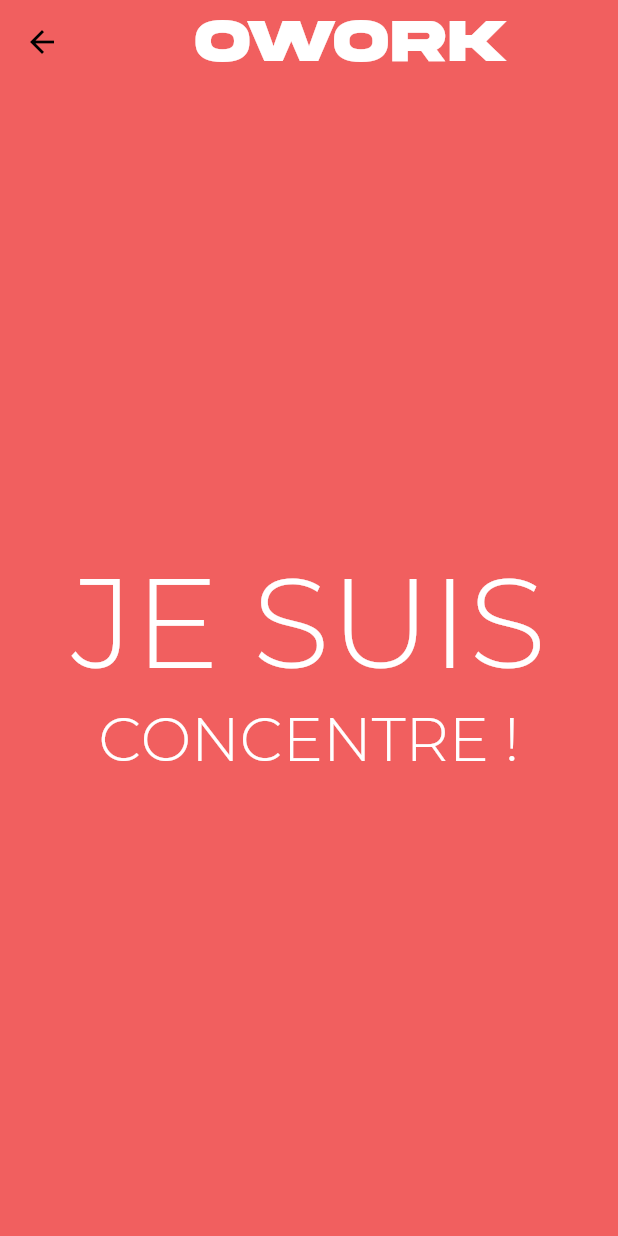
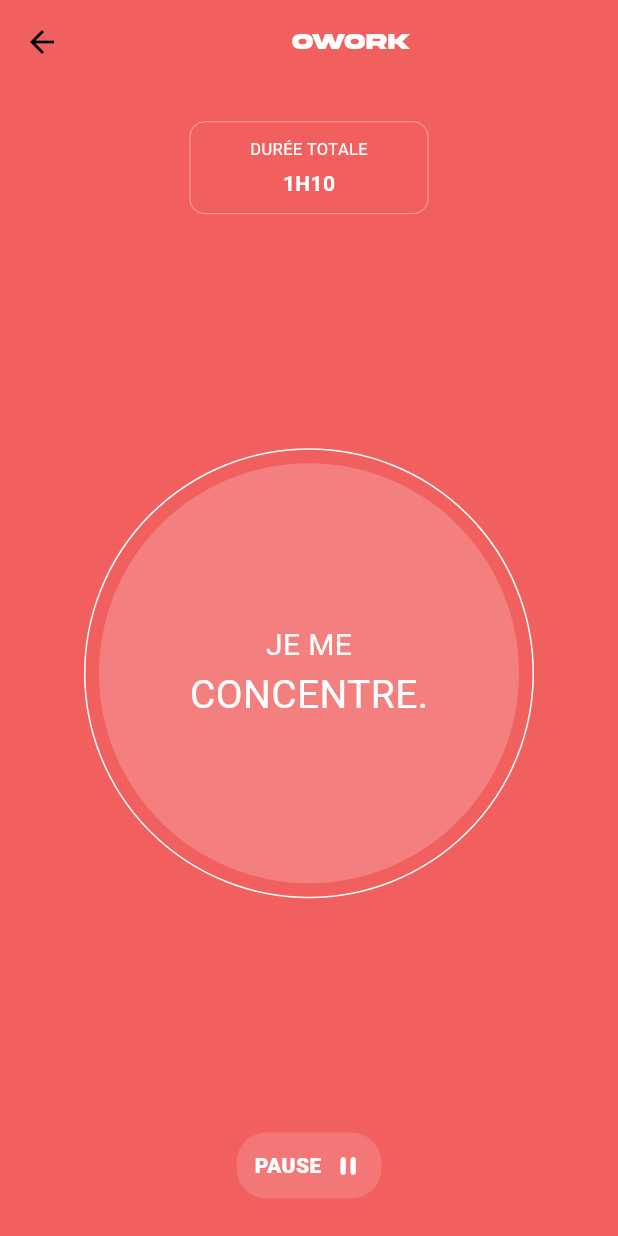
Before and after one commit to odilonv/Owork, a Flutter app: the screen it shows after launch, after a tap on an icon or button, on a phone screen of 412 x 824 dp. Run offline on Flutter 3.47's test engine with Material 3 defaults, Android fonts, the phone set to English and light mode, and no system bars; our stand-ins replace auto_route, bloc, equatable, floor, flutter_hooks; accounts and stored records are empty.

Commit message:
Work view and widgets updated

```diff
--- a/lib/src/presentation/views/home_view.dart
+++ b/lib/src/presentation/views/home_view.dart
@@ -4,13 +4,13 @@ import 'package:auto_route/auto_route.dart';
 import 'package:flutter/material.dart';
 import 'package:flutter_hooks/flutter_hooks.dart';
 import 'package:project/src/presentation/widgets/pomodoro_rectangle_widget.dart';
-import 'package:project/src/presentation/widgets/swipe_up_widget.dart';
 import 'package:project/src/presentation/widgets/switch_mode_widget.dart';
 import 'package:project/src/presentation/widgets/timer_not_started_widget.dart';
 import 'package:project/src/utils/constants/nums.dart';
 
 import '../../config/router/app_router.dart';
 import '../../utils/constants/strings.dart';
+import '../widgets/swipe_up_widget .dart';
 
 @RoutePage()
 class HomeView extends HookWidget {
@@ -29,7 +29,10 @@ class HomeView extends HookWidget {
         child: Column(
           children: <Widget>[
             SizedBox(height: topAndBottomMargin),
-            PomodoroRectangleWidget(),
+            PomodoroRectangleWidget(
+              title: pomodoro,
+              firstLine: defaultTotalDuration,
+            ),
             SizedBox(height: mediumSpace),
             SwitchModeWidget(
               topText: personalized,
--- a/lib/src/presentation/views/work_view.dart
+++ b/lib/src/presentation/views/work_view.dart
@@ -1,38 +1,49 @@
+// ignore_for_file: prefer_const_constructors
+
 import 'package:auto_route/auto_route.dart';
 import 'package:flutter/material.dart';
+import 'package:flutter_hooks/flutter_hooks.dart';
+import 'package:project/src/presentation/widgets/bottom_button_widget.dart';
+import 'package:project/src/presentation/widgets/pomodoro_rectangle_widget.dart';
+import 'package:project/src/presentation/widgets/timer_not_started_widget.dart';
+import 'package:project/src/utils/constants/nums.dart';
+
+import '../../config/router/app_router.dart';
+import '../../utils/constants/strings.dart';
 
 @RoutePage()
-class WorkView extends StatefulWidget {
+class WorkView extends HookWidget {
   const WorkView({super.key});
 
-  @override
-  State<WorkView> createState() => _WorkViewState();
-}
-
-class _WorkViewState extends State<WorkView> {
   @override
   Widget build(BuildContext context) {
     return Scaffold(
       appBar: AppBar(
         backgroundColor: Colors.transparent,
         title: Center(
-          child: Text('OWORK', style: Theme.of(context).textTheme.titleLarge),
+          child: Text(appTitle, style: Theme.of(context).textTheme.titleSmall),
         ),
       ),
       body: Center(
         child: Column(
-          mainAxisAlignment: MainAxisAlignment.center,
           children: <Widget>[
-            Text(
-              'JE SUIS',
-              style: Theme.of(context).textTheme.headlineLarge,
-              textAlign: TextAlign.center,
+            SizedBox(height: topAndBottomMargin),
+            PomodoroRectangleWidget(
+                title: totalDuration,
+                firstLine: "1H10",
+                workAndPauseDurationVisible: false),
+            Spacer(),
+            TimerNotStartedWidget(
+              firstLine: "${i.toUpperCase()} ME",
+              secondLine: "${focus.toUpperCase()}.",
+              onTap: () => appRouter.push(WorkRoute()),
             ),
-            Text(
-              'CONCENTRE !',
-              style: Theme.of(context).textTheme.headlineMedium,
-              textAlign: TextAlign.center,
+            Spacer(),
+            BottomButtonWidget(
+              bottomButtonText: pause.toUpperCase(),
+              iconButton: Icons.pause_rounded,
             ),
+            SizedBox(height: topAndBottomMargin),
           ],
         ),
       ),
--- /dev/null
+++ b/lib/src/presentation/widgets/bottom_button_widget.dart
@@ -0,0 +1,49 @@
+import 'package:flutter/material.dart';
+
+import '../../utils/constants/nums.dart';
+
+class BottomButtonWidget extends StatelessWidget {
+  final String? bottomButtonText;
+  final IconData? iconButton;
+
+  const BottomButtonWidget(
+      {Key? key, this.bottomButtonText, required this.iconButton})
+      : super(key: key);
+
+  @override
+  Widget build(BuildContext context) {
+    return Row(
+      mainAxisAlignment: MainAxisAlignment.center,
+      children: [
+        Container(
+          padding: const EdgeInsets.all(12.0),
+          decoration: BoxDecoration(
+            color: const Color.fromRGBO(255, 255, 255, 0.15),
+            borderRadius: BorderRadius.circular(20.0),
+          ),
+          child: Row(
+            mainAxisAlignment: MainAxisAlignment.center,
+            children: <Widget>[
+              if (bottomButtonText != null) ...[
+                Text(
+                  bottomButtonText!,
+                  style: const TextStyle(
+                    color: Colors.white,
+                    fontSize: 14,
+                    fontWeight: FontWeight.w900,
+                  ),
+                ),
+                const SizedBox(width: mediumSpace)
+              ],
+              Icon(
+                iconButton,
+                color: Colors.white,
+                size: 20.0,
+              ),
+            ],
+          ),
+        ),
+      ],
+    );
+  }
+}
--- a/lib/src/presentation/widgets/pomodoro_rectangle_widget.dart
+++ b/lib/src/presentation/widgets/pomodoro_rectangle_widget.dart
@@ -4,7 +4,15 @@ import 'package:project/src/utils/constants/strings.dart';
 import '../../utils/constants/nums.dart';
 
 class PomodoroRectangleWidget extends StatelessWidget {
-  const PomodoroRectangleWidget({super.key});
+  final String? title, firstLine;
+  final bool workAndPauseDurationVisible;
+
+  const PomodoroRectangleWidget(
+      {Key? key,
+      this.title,
+      this.firstLine,
+      this.workAndPauseDurationVisible = true})
+      : super(key: key);
 
   @override
   Widget build(BuildContext context) {
@@ -17,24 +25,33 @@ class PomodoroRectangleWidget extends StatelessWidget {
         ),
         borderRadius: BorderRadius.circular(10.0),
       ),
-      child: Column(
-        children: <Widget>[
+      child: Column(children: <Widget>[
+        if (title != null) ...[
           Text(
-            pomodoro.toUpperCase(),
+            title!.toUpperCase(),
             style: const TextStyle(
               color: Colors.white,
               fontSize: 11.0,
             ),
           ),
-          const SizedBox(height: largeSpace),
+        ],
+        if (workAndPauseDurationVisible) ...[
+          const SizedBox(height: largeSpace)
+        ] else if (title != null && firstLine != null) ...[
+          const SizedBox(height: smallSpace)
+        ],
+        if (firstLine != null) ...[
           Text(
-            defaultTotalDuration.toUpperCase(),
+            firstLine!.toUpperCase(),
             style: const TextStyle(
                 color: Colors.white,
                 fontSize: 14.0,
+                fontWeight: FontWeight.bold),
           ),
-          ),
+          if (firstLine != null && workAndPauseDurationVisible) ...[
             const SizedBox(height: smallSpace),
+          ],
+          if (workAndPauseDurationVisible) ...[
             Text(
               defaultWorkingTime.toUpperCase(),
               style: const TextStyle(
@@ -49,9 +66,10 @@ class PomodoroRectangleWidget extends StatelessWidget {
                 color: Colors.white,
                 fontSize: 14.0,
               ),
-          ),
+            )
           ],
-      ),
+        ],
+      ]),
     );
   }
 }
--- /dev/null
+++ b/lib/src/presentation/widgets/swipe_up_widget .dart
@@ -0,0 +1,27 @@
+import 'package:flutter/material.dart';
+
+class SwipeUpWidget extends StatelessWidget {
+  final String swipeUpText;
+
+  const SwipeUpWidget({Key? key, required this.swipeUpText}) : super(key: key);
+
+  @override
+  Widget build(BuildContext context) {
+    return Column(
+      children: <Widget>[
+        Text(
+          swipeUpText,
+          style: const TextStyle(
+            color: Colors.white,
+            fontSize: 11.5,
+          ),
+        ),
+        const Icon(
+          Icons.keyboard_arrow_down_rounded,
+          color: Colors.white,
+          size: 30.0,
+        ),
+      ],
+    );
+  }
+}
--- a/lib/src/presentation/widgets/swipe_up_widget.dart
+++ /dev/null
@@ -1,40 +0,0 @@
-import 'package:flutter/material.dart';
-
-import '../../utils/constants/nums.dart';
-
-class SwipeUpWidget extends StatelessWidget {
-  final String swipeUpText;
-
-  const SwipeUpWidget({Key? key, required this.swipeUpText}) : super(key: key);
-
-  @override
-  Widget build(BuildContext context) {
-    return Column(
-      children: <Widget>[
-        Text(
-          swipeUpText,
-          style: const TextStyle(
-            color: Colors.white,
-            fontSize: 11.5,
-          ),
-        ),
-        const SizedBox(height: mediumSpace),
-        Container(
-          width: 50.0,
-          height: 50.0,
-          decoration: BoxDecoration(
-            color: const Color.fromRGBO(255, 255, 255, 0.15),
-            borderRadius: BorderRadius.circular(20.0),
-          ),
-          child: const Center(
-            child: Icon(
-              Icons.keyboard_arrow_down_rounded,
-              color: Colors.white,
-              size: 30.0,
-            ),
-          ),
-        ),
-      ],
-    );
-  }
-}
--- a/lib/src/utils/constants/strings.dart
+++ b/lib/src/utils/constants/strings.dart
@@ -1,7 +1,8 @@
 // App
 const String appTitle = 'Owork';
 
-const String pomodoro = 'Pomodoro';
+const String pomodoro = 'pomodoro';
+const String totalDuration = 'durée totale';
 const String defaultTotalDuration = 'Durée totale : 1h10';
 const String defaultWorkingTime = 'Travail : 30min';
 const String defaultBreakTime = 'Pause : 10min';
@@ -14,6 +15,9 @@ const String automatic = 'Automatique';
 const String i = 'je';
 const String focus = 'concentre';
 
+const String pause = 'pause';
+const String resume = 'reprendre';
+
 // Networking and APIs
 const String baseUrl = '';
 const String defaultApiKey = '';
```
Lines whose indentation alone changed are shown as unchanged.
